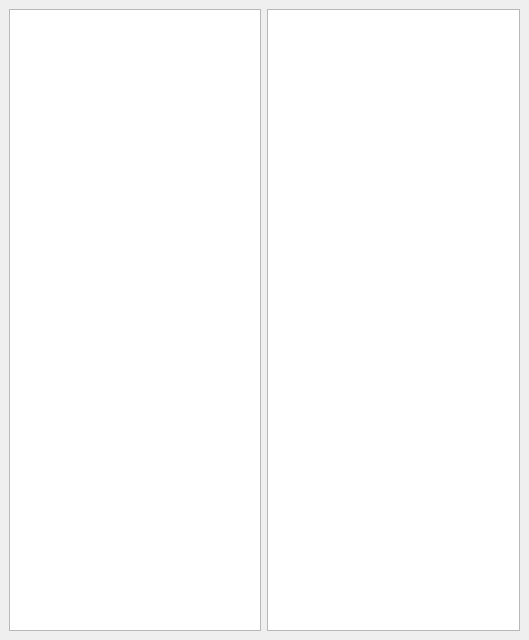
First picture: the form in BlocksterIDE/libbrowser.ui, repository pvilhelm/Blockster, before the edit.
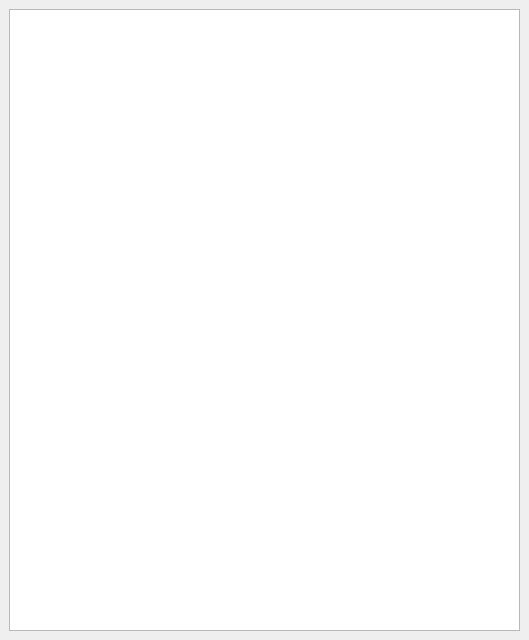
Second picture: the form after the edit.

The edit to the form file:
```diff
--- a/BlocksterIDE/libbrowser.ui
+++ b/BlocksterIDE/libbrowser.ui
@@ -18,9 +18,6 @@
     <item>
      <widget class="QTreeView" name="libTreeView"/>
     </item>
-    <item>
-     <widget class="QGraphicsView" name="graphicsView"/>
-    </item>
    </layout>
   </widget>
  </widget>
```
